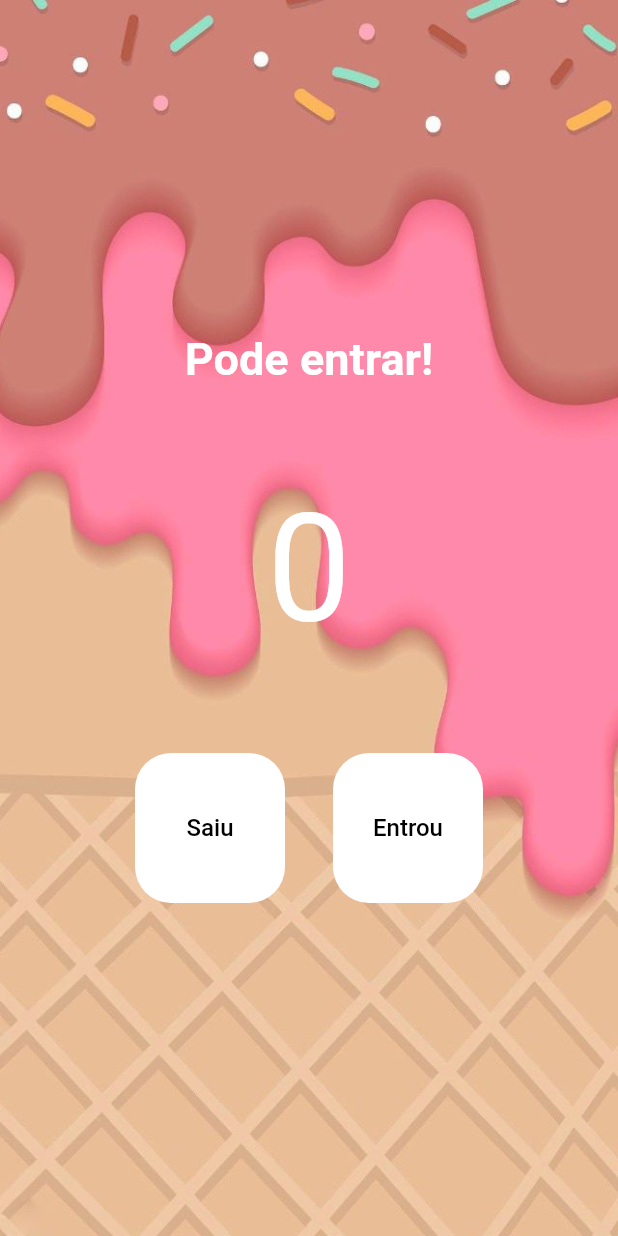
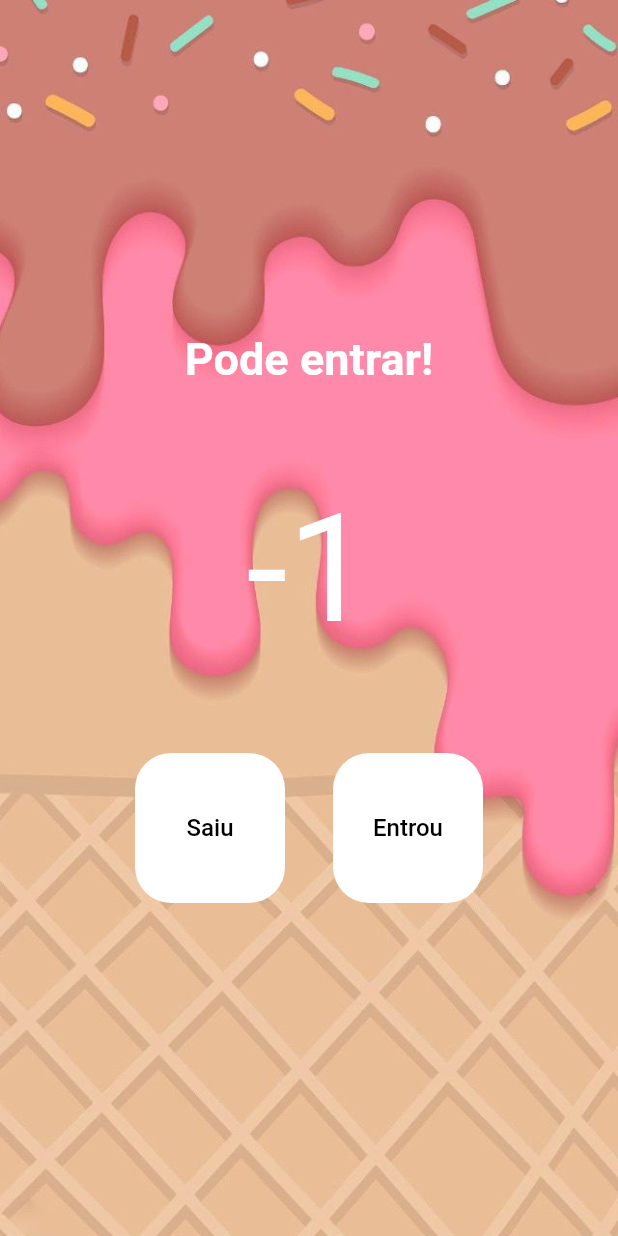
Before and after one commit to fabiof2x/contador-pessoas, a Flutter app: the screen it shows after launch, after a tap on "Saiu", on a phone screen of 412 x 824 dp. Run offline on Flutter 3.47's test engine with Material 2 defaults, Android fonts, the phone set to English and light mode, and no system bars.

```diff
--- a/lib/main.dart
+++ b/lib/main.dart
@@ -9,22 +9,33 @@ class MyApp extends StatelessWidget {
 
   @override
   Widget build(BuildContext context) {
-    return const MaterialApp(
+    return MaterialApp(
       debugShowCheckedModeBanner: false,
       home: HomePage(),
     );
   }
 }
 
-class HomePage extends StatelessWidget {
+class HomePage extends StatefulWidget {
   const HomePage({Key? key}) : super(key: key);
 
+  @override
+  State<HomePage> createState() => _HomePageState();
+}
+
+class _HomePageState extends State<HomePage> {
+  int count = 0;
+
   void decrement() {
-    print('Decrement');
+    setState(() {
+      count--;
+    });
   }
 
   void increment() {
-    print('Increment');
+    setState(() {
+      count++;
+    });
   }
 
   @override
@@ -52,11 +63,11 @@ class HomePage extends StatelessWidget {
             const SizedBox(
               height: 32,
             ),
-            const Padding(
-              padding: EdgeInsets.all(32),
+            Padding(
+              padding: const EdgeInsets.all(32),
               child: Text(
-                '0',
-                style: TextStyle(
+                '$count',
+                style: const TextStyle(
                   fontSize: 100,
                   color: Colors.white,
                 ),
```
